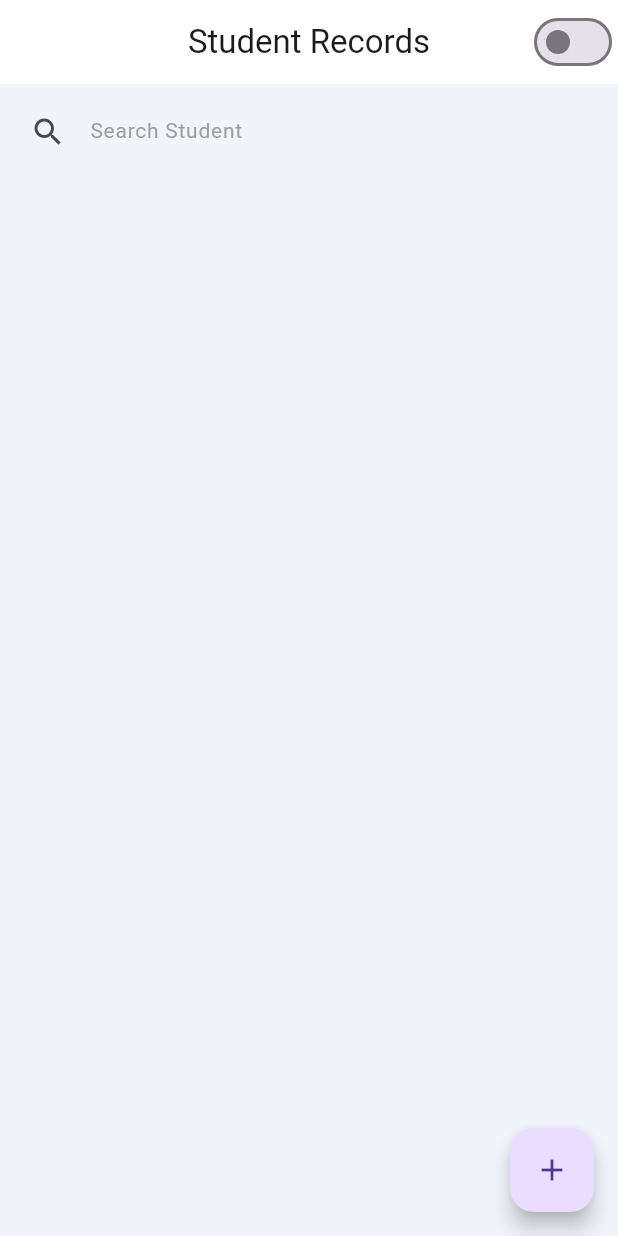
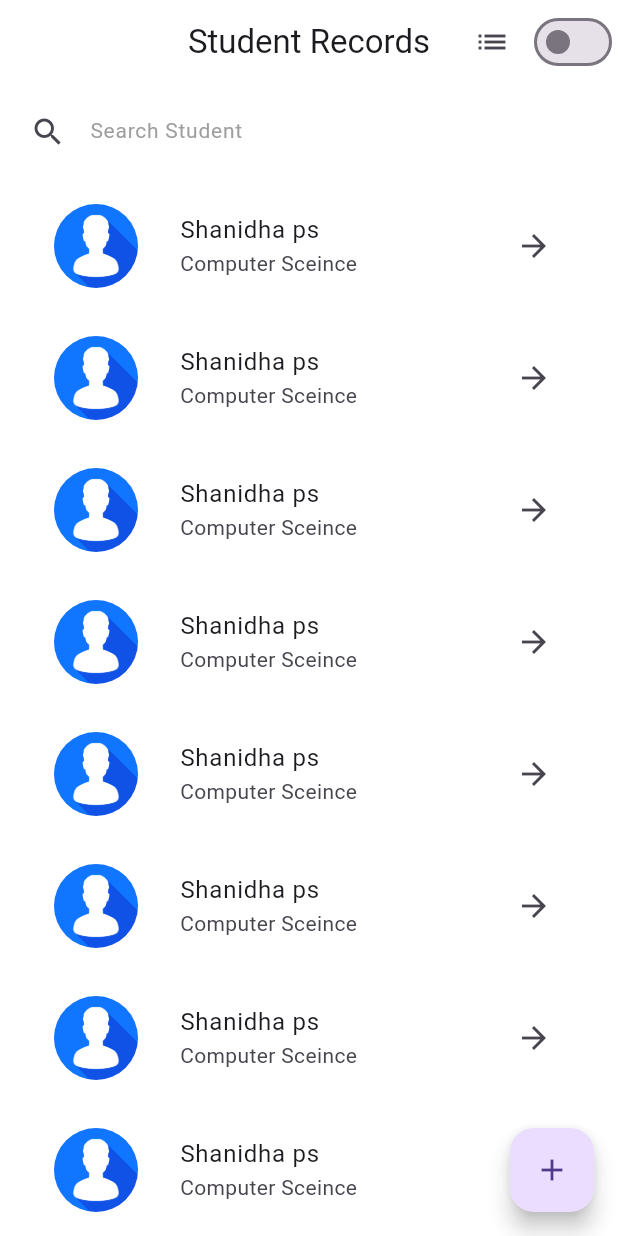
Before and after one commit to Sarathcholakkal/StudentRecorder_Provider, a Flutter app: the screen it shows after launch, on a phone screen of 412 x 824 dp. Run offline on Flutter 3.47's test engine with Material 3 defaults, Android fonts, the phone set to English and light mode, and no system bars; our stand-ins replace lottie, shared_preferences.

Commit message:
added list and grid view and light and dark theme

```diff
--- /dev/null
+++ b/lib/controller/screen_view_provider.dart
@@ -0,0 +1,12 @@
+import 'package:flutter/material.dart';
+
+class ScreenViewProvider with ChangeNotifier {
+  bool _gridView = false;
+
+  bool get gridView => _gridView;
+
+  void toggleView() {
+    _gridView = !_gridView;
+    notifyListeners();
+  }
+}
--- a/lib/screens/home_screen/home_screen.dart
+++ b/lib/screens/home_screen/home_screen.dart
@@ -1,5 +1,8 @@
 import 'package:flutter/material.dart';
+import 'package:studentrecord/controller/screen_view_provider.dart';
 import 'package:studentrecord/controller/theme_provider.dart';
+import 'package:studentrecord/screens/home_screen/widgets/gridview_widget.dart';
+import 'package:studentrecord/screens/home_screen/widgets/listview_widget.dart';
 import 'package:studentrecord/utils/const.dart';
 import 'package:provider/provider.dart';
 
@@ -26,20 +29,38 @@
       }
     }
 
-    return Scaffold(
+    return ChangeNotifierProvider(
+      create: (_) {
+        return ScreenViewProvider();
+      },
+      child: Scaffold(
         floatingActionButton: FloatingActionButton(
           onPressed: () {},
           child: Icon(Icons.add),
         ),
         appBar: PreferredSize(
-        preferredSize: Size.fromHeight(200),
+          preferredSize: Size.fromHeight(120),
           child: Column(
             children: [
               AppBar(
                 title: Text("Student Records"),
                 centerTitle: true,
                 actions: [
-                // IconButton(onPressed: () {}, icon: Icon(Icons.grid_on)),
+                  Consumer<ScreenViewProvider>(
+                    builder: (BuildContext context, screenViewProvider, child) {
+                      return IconButton(
+                        onPressed: () {
+                          screenViewProvider.toggleView();
+                        },
+                        icon: Icon(
+                          screenViewProvider.gridView
+                              ? Icons.grid_on
+                              : Icons.list,
+                        ),
+                      );
+                    },
+                  ),
+
                   Switch(onChanged: toggleSwitch, value: themeChange.darkTheme),
                 ],
               ),
@@ -55,6 +76,16 @@
             ],
           ),
         ),
+        body: SafeArea(
+          child: Consumer<ScreenViewProvider>(
+            builder: (context, screenViewProvider, _) {
+              return screenViewProvider.gridView
+                  ? GridViewWidget()
+                  : ListViewWidget();
+            },
+          ),
+        ),
+      ),
     );
   }
 }
--- /dev/null
+++ b/lib/screens/home_screen/widgets/listview_widget.dart
@@ -0,0 +1,37 @@
+import 'package:flutter/material.dart';
+
+class ListViewWidget extends StatelessWidget {
+  const ListViewWidget({super.key});
+
+  @override
+  Widget build(BuildContext context) {
+    return ListView.builder(
+      itemCount: 50,
+      itemBuilder: (context, index) {
+        // final student = newList[index];
+        return GestureDetector(
+          onDoubleTap: () {},
+          child: Padding(
+            padding: const EdgeInsets.all(8.0),
+            child: ListTile(
+              leading: CircleAvatar(
+                radius: 40,
+                backgroundImage:
+                    // student.image != null
+                    //     ? FileImage(File(student.image)):
+                    const AssetImage("assets/profielimage_palceholder.jpg")
+                        as ImageProvider,
+              ),
+              title: Text('Shanidha ps'),
+              subtitle: Text('Computer Sceince'),
+              trailing: IconButton(
+                onPressed: () {},
+                icon: Icon(Icons.arrow_forward),
+              ),
+            ),
+          ),
+        );
+      },
+    );
+  }
+}
--- a/lib/utils/theme_color.dart
+++ b/lib/utils/theme_color.dart
@@ -13,9 +13,7 @@
     return ThemeData(
       colorScheme: colorScheme,
       primaryColor: isDarkMode ? Colors.black : Colors.white,
-      scaffoldBackgroundColor: isDarkMode
-          ? Colors.black
-          : const Color(0xFFF1F5FB),
+      scaffoldBackgroundColor: isDarkMode ? Colors.black : Colors.white,
       hintColor: isDarkMode ? const Color(0xFF280C0B) : const Color(0xff133762),
       highlightColor: isDarkMode
           ? const Color(0xFF372901)
--- a/pubspec.yaml
+++ b/pubspec.yaml
@@ -62,8 +62,8 @@
   uses-material-design: true
 
   # To add assets to your application, add an assets section, like this:
-  # assets:
-  #   - images/a_dot_burr.jpeg
+  assets:
+    - assets/
   #   - images/a_dot_ham.jpeg
 
   # An image asset can refer to one or more resolution-specific "variants", see
```
Also changed, not shown: lib/screens/home_screen/widgets/gridview_widget.dart (added, +50 -0 lines), assets/profielimage_palceholder.jpg (added), lib/screens/home_screen/widgets/search_bar.dart (renamed from lib/screens/home_screen/search_bar.dart), lib/utils/shar_pref.dart (deleted). Lines whose indentation alone changed are shown as unchanged.
